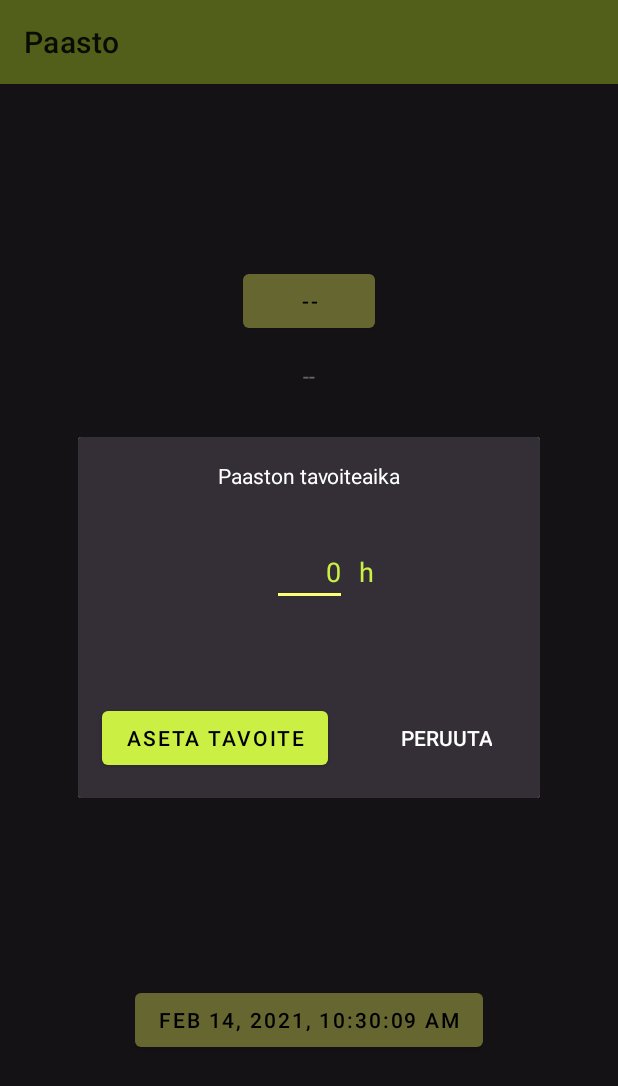
After one commit to aJns/paasto, an Android app: the fragment FastDurationDialog placed in its activity, on a phone screen of 412 x 824 dp. The commit adds this screen. Shown: the top 1086 px of the screen. Run offline under Robolectric (Android 15) with nearby library versions, the phone set to English and light mode, and no system bars; our stand-ins replace Room's generated code; 2 statements that could not run were skipped.

Commit message:
Add fast target setting

```diff
--- /dev/null
+++ b/app/src/main/java/fi/nikulaj/paasto/FastDurationDialog.kt
@@ -0,0 +1,57 @@
+package fi.nikulaj.paasto
+
+import android.os.Bundle
+import android.view.LayoutInflater
+import android.view.View
+import android.view.ViewGroup
+import android.widget.Button
+import android.widget.EditText
+import androidx.fragment.app.DialogFragment
+import androidx.fragment.app.FragmentManager
+import androidx.fragment.app.activityViewModels
+
+class FastDurationDialog : DialogFragment() {
+
+    private val model: MainViewModel by activityViewModels()
+
+    lateinit var supportFragmentManager: FragmentManager
+    lateinit var durationEditText: EditText
+
+
+    override fun onCreateView(inflater: LayoutInflater, container: ViewGroup?,
+                              savedInstanceState: Bundle?): View? {
+        return inflater.inflate(R.layout.fragment_fast_duration_dialog, container, false)
+    }
+
+    override fun onViewCreated(view: View, savedInstanceState: Bundle?) {
+        super.onViewCreated(view, savedInstanceState)
+
+        supportFragmentManager = requireActivity().supportFragmentManager
+
+        val yesButton = view.findViewById<Button>(R.id.yesButton)
+        yesButton.setOnClickListener(onYesListener)
+        val cancelButton = view.findViewById<Button>(R.id.cancelButton)
+        cancelButton.setOnClickListener(onCancelListener)
+
+        val (hours, _, _) = millisToHMS(model.targetDuration.value!!)
+        durationEditText = view.findViewById<EditText>(R.id.hourEdit)
+        durationEditText.setText(hours.toString())
+    }
+
+    private val onYesListener = View.OnClickListener { view ->
+        val hours: Long = if (durationEditText.text != null) {
+            durationEditText.text.toString().toLong()
+        } else {
+            0
+        }
+
+        val millis = hours * 60 * 60 * 1000
+        model.setFastTarget(millis)
+        dismiss()
+    }
+
+    private val onCancelListener = View.OnClickListener { view ->
+        dismiss()
+    }
+
+}
--- a/app/src/main/java/fi/nikulaj/paasto/MainActivity.kt
+++ b/app/src/main/java/fi/nikulaj/paasto/MainActivity.kt
@@ -54,8 +54,7 @@ class MainActivity : AppCompatActivity() {
         setSupportActionBar(findViewById(R.id.appBar))
 
         if (db == null) {
-            db =
-                    Room.databaseBuilder(applicationContext, AppDatabase::class.java, "fast-db").build()
+            db = Room.databaseBuilder(applicationContext, AppDatabase::class.java, "fast-db").build()
         }
 
         fastTime = findViewById(R.id.fastTime)
@@ -119,6 +118,11 @@ class MainActivity : AppCompatActivity() {
         dateTimePicker.showWithCallback(fragMan, dateTimePicker.tag, fastStart!!, callback)
     }
 
+    fun fastTargetClicked(view: View) {
+        val fastDurDiag = FastDurationDialog()
+        fastDurDiag.show(fragMan, fastDurDiag.tag)
+    }
+
     fun longToHMSString(time: Long?): String {
         return if (time != null) {
             val (hours, minutes, seconds) = millisToHMS(kotlin.math.abs(time))
--- a/app/src/main/java/fi/nikulaj/paasto/MainModel.kt
+++ b/app/src/main/java/fi/nikulaj/paasto/MainModel.kt
@@ -1,6 +1,8 @@
 package fi.nikulaj.paasto
 
 import androidx.room.*
+import kotlinx.coroutines.GlobalScope
+import kotlinx.coroutines.launch
 
 enum class FastState {
     FAST,
@@ -17,8 +19,14 @@ data class Fast(
 
 @Dao
 interface FastDao {
-    @Query("SELECT * FROM fast WHERE end_time IS NULL")
+    @Query("SELECT * FROM fast WHERE start_time IS NOT NULL AND end_time IS NULL")
     suspend fun getOngoing(): Fast?
+
+    @Query("SELECT * FROM fast WHERE uid IS (SELECT MAX(uid) FROM fast)")
+    suspend fun getLast(): Fast?
+
+    @Query("SELECT * FROM fast WHERE start_time IS NULL AND end_time IS NULL AND target_duration IS NOT NULL")
+    suspend fun getTargetOnly(): Fast?
 
     @Insert
     suspend fun insert(fast: Fast)
@@ -39,6 +47,49 @@ object MainModel {
 
     val fastDao by lazy {
         db.fastDao()
+    }
+
+    var targetDuration: Long? = null
+        get() {
+            if (field == null) {
+                GlobalScope.launch {
+                    field = getTargetDurationFromDb()
+                }
+            }
+            return field
+        }
+        set(value) {
+            if (field != value) {
+                field = value
+                GlobalScope.launch {
+                    if (fastDao.getOngoing() != null) {
+                        val ongoing = fastDao.getOngoing()
+                        ongoing!!.targetDuration = field
+                        fastDao.update(ongoing)
+                    } else if (fastDao.getTargetOnly() != null) {
+                        val to = fastDao.getTargetOnly()
+                        to!!.targetDuration = field
+                        fastDao.update(to)
+                    }
+                }
+            }
+        }
+
+    suspend fun getTargetDurationFromDb(): Long? {
+        return when {
+            fastDao.getOngoing() != null -> {
+                val ongoing = fastDao.getOngoing()
+                ongoing!!.targetDuration
+            }
+            fastDao.getTargetOnly() != null -> {
+                val to = fastDao.getTargetOnly()
+                to!!.targetDuration
+            }
+            else -> {
+                val last = fastDao.getLast()
+                last?.targetDuration
+            }
+        }
     }
 
     suspend fun hasOngoingFast(): Boolean {
@@ -63,16 +114,15 @@ object MainModel {
         fastDao.update(ongoing)
     }
 
-    fun getLastFastStop(): Long {
-        TODO()
+    suspend fun getLastFastStop(): Long? {
+        return fastDao.getLast()?.stopTime
     }
 
     suspend fun startFastAt(startTime: Long) {
         if (BuildConfig.DEBUG && hasOngoingFast()) {
             error("Assertion failed")
         }
-        val target = (18 * 60 * 60 * 1000).toLong()
-        fastDao.insert(Fast(null, startTime, null, target))
+        fastDao.insert(Fast(null, startTime, null, targetDuration))
     }
 
     suspend fun stopFastAt(stopTime: Long) {
--- a/app/src/main/java/fi/nikulaj/paasto/MainViewModel.kt
+++ b/app/src/main/java/fi/nikulaj/paasto/MainViewModel.kt
@@ -30,8 +30,12 @@ class MainViewModel : ViewModel() {
                 buttonState.postValue(FastState.EAT)
             }
             fastOngoing = ongoing
+
+            targetDuration.value = when (MainModel.targetDuration) {
+                null -> MainModel.getTargetDurationFromDb()
+                else -> MainModel.targetDuration
+            }
         }
-        targetDuration.value = 18 * 60 * 60 * 1000
     }
 
     fun getFastTime(): Long? {
@@ -58,6 +62,11 @@ class MainViewModel : ViewModel() {
         }
     }
 
+    fun setFastTarget(target: Long) {
+        targetDuration.value = target
+        MainModel.targetDuration = target
+    }
+
     fun hasOngoingFast(): Boolean? {
         return fastOngoing
     }
--- a/app/src/main/res/layout/activity_main.xml
+++ b/app/src/main/res/layout/activity_main.xml
@@ -35,6 +35,7 @@
         android:id="@+id/targetDuration"
         android:layout_width="wrap_content"
         android:layout_height="wrap_content"
+        android:onClick="fastTargetClicked"
         android:text="@string/num_invalid"
         android:textColor="@color/textOnPrimary"
         app:backgroundTint="@color/primaryLight"
--- /dev/null
+++ b/app/src/main/res/layout/fragment_fast_duration_dialog.xml
@@ -0,0 +1,101 @@
+<?xml version="1.0" encoding="utf-8"?>
+<androidx.constraintlayout.widget.ConstraintLayout xmlns:android="http://schemas.android.com/apk/res/android"
+    xmlns:app="http://schemas.android.com/apk/res-auto"
+    xmlns:tools="http://schemas.android.com/tools"
+    android:id="@+id/endFastDialog"
+    android:layout_width="wrap_content"
+    android:layout_height="wrap_content"
+    android:background="@color/background"
+    tools:context=".EndFastDialog">
+
+    <Button
+        android:id="@+id/cancelButton"
+        style="@style/Widget.AppCompat.Button.Borderless"
+        android:layout_width="wrap_content"
+        android:layout_height="wrap_content"
+        android:layout_marginStart="32dp"
+        android:layout_marginLeft="32dp"
+        android:layout_marginEnd="16dp"
+        android:layout_marginRight="16dp"
+        android:layout_marginBottom="16dp"
+        android:layout_weight="1"
+        android:insetTop="0dp"
+        android:insetBottom="0dp"
+        android:text="@string/cancel"
+        android:textColor="@color/textOnBackground"
+        app:backgroundTint="@color/background"
+        app:elevation="0dp"
+        app:layout_constraintBottom_toBottomOf="parent"
+        app:layout_constraintEnd_toEndOf="parent"
+        app:layout_constraintStart_toEndOf="@+id/yesButton" />
+
+    <Button
+        android:id="@+id/yesButton"
+        android:layout_width="wrap_content"
+        android:layout_height="wrap_content"
+        android:layout_marginStart="16dp"
+        android:layout_marginLeft="16dp"
+        android:layout_marginBottom="16dp"
+        android:layout_weight="1"
+        android:text="@string/set_target"
+        app:layout_constraintBottom_toBottomOf="parent"
+        app:layout_constraintStart_toStartOf="parent" />
+
+    <EditText
+        android:id="@+id/hourEdit"
+        android:layout_width="50dp"
+        android:layout_height="wrap_content"
+        android:layout_marginStart="64dp"
+        android:layout_marginLeft="64dp"
+        android:layout_marginTop="32dp"
+        android:layout_marginEnd="64dp"
+        android:layout_marginRight="64dp"
+        android:layout_marginBottom="64dp"
+        android:backgroundTint="@color/primaryLight"
+        android:ems="10"
+        android:gravity="right"
+        android:inputType="number"
+        android:text="@string/num_invalid"
+        android:textColor="@color/primary"
+        app:layout_constraintBottom_toTopOf="@+id/yesButton"
+        app:layout_constraintEnd_toEndOf="parent"
+        app:layout_constraintStart_toStartOf="parent"
+        app:layout_constraintTop_toBottomOf="@+id/textView5"
+        tools:text="420" />
+
+    <TextView
+        android:id="@+id/textView3"
+        android:layout_width="wrap_content"
+        android:layout_height="wrap_content"
+        android:layout_marginStart="8dp"
+        android:layout_marginLeft="8dp"
+        android:text="@string/hours_unit"
+        android:textColor="@color/primary"
+        android:textSize="18sp"
+        app:layout_constraintBaseline_toBaselineOf="@+id/hourEdit"
+        app:layout_constraintStart_toEndOf="@+id/hourEdit" />
+
+    <TextView
+        android:id="@+id/textView5"
+        android:layout_width="wrap_content"
+        android:layout_height="wrap_content"
+        android:layout_marginStart="16dp"
+        android:layout_marginLeft="16dp"
+        android:layout_marginTop="16dp"
+        android:layout_marginEnd="16dp"
+        android:layout_marginRight="16dp"
+        android:text="@string/fast_target"
+        android:textColor="@color/textOnBackground"
+        app:layout_constraintEnd_toEndOf="parent"
+        app:layout_constraintStart_toStartOf="parent"
+        app:layout_constraintTop_toTopOf="parent" />
+
+    <androidx.constraintlayout.widget.Barrier
+        android:id="@+id/barrier4"
+        android:layout_width="wrap_content"
+        android:layout_height="wrap_content"
+        app:barrierDirection="top"
+        app:constraint_referenced_ids="cancelButton,yesButton"
+        tools:layout_editor_absoluteY="208dp" />
+
+</androidx.constraintlayout.widget.ConstraintLayout>
--- a/app/src/main/res/values/strings.xml
+++ b/app/src/main/res/values/strings.xml
@@ -15,4 +15,8 @@
     <string name="fast_start_time">Paaston aloitusaika</string>
     <string name="fast_end_time">Paaston lopetusaika</string>
     <string name="fast_duration">Paaston kesto: %d h %d min</string>
+    <string name="set_target">Aseta tavoite</string>
+    <string name="hours">tuntia</string>
+    <string name="hours_unit">h</string>
+    <string name="fast_target">Paaston tavoiteaika</string>
 </resources>
```
